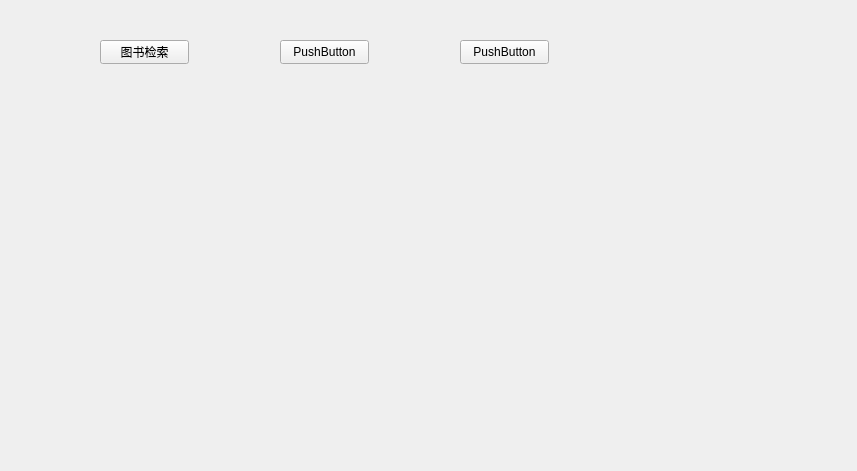
Old version of the form widget.ui in the repository lizehongss/qt_library-.
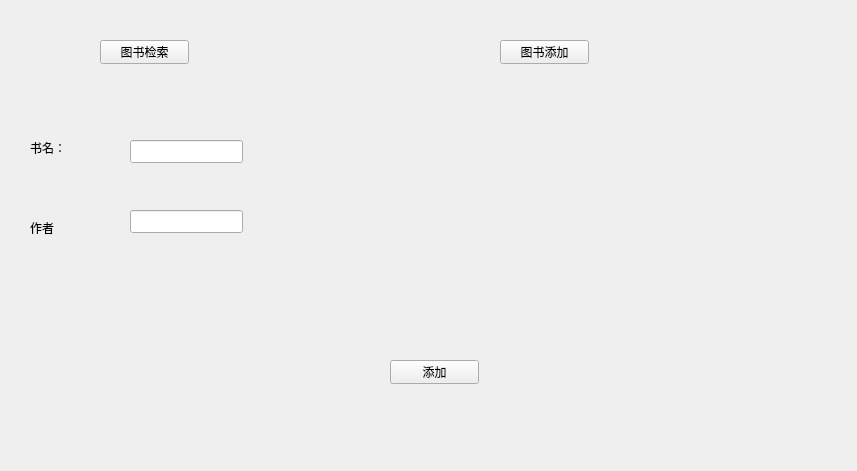
New version of the form. The open tabs and pages were chosen to show the change.

Diff of the .ui file:
```diff
--- a/widget.ui
+++ b/widget.ui
@@ -29,27 +29,14 @@
   <widget class="QPushButton" name="pushButton_2">
    <property name="geometry">
     <rect>
-     <x>280</x>
+     <x>500</x>
      <y>40</y>
      <width>89</width>
      <height>24</height>
     </rect>
    </property>
    <property name="text">
-    <string>PushButton</string>
-   </property>
-  </widget>
-  <widget class="QPushButton" name="pushButton_3">
-   <property name="geometry">
-    <rect>
-     <x>460</x>
-     <y>40</y>
-     <width>89</width>
-     <height>24</height>
-    </rect>
-   </property>
-   <property name="text">
-    <string>PushButton</string>
+    <string>图书添加</string>
    </property>
   </widget>
   <widget class="QStackedWidget" name="stackedWidget">
@@ -86,7 +73,67 @@
      </property>
     </widget>
    </widget>
-   <widget class="QWidget" name="page_2"/>
+   <widget class="QWidget" name="page_2">
+    <widget class="QPushButton" name="pushButton_3">
+     <property name="geometry">
+      <rect>
+       <x>370</x>
+       <y>250</y>
+       <width>89</width>
+       <height>24</height>
+      </rect>
+     </property>
+     <property name="text">
+      <string>添加</string>
+     </property>
+    </widget>
+    <widget class="QLineEdit" name="lineEdit">
+     <property name="geometry">
+      <rect>
+       <x>110</x>
+       <y>30</y>
+       <width>113</width>
+       <height>23</height>
+      </rect>
+     </property>
+    </widget>
+    <widget class="QLineEdit" name="lineEdit_2">
+     <property name="geometry">
+      <rect>
+       <x>110</x>
+       <y>100</y>
+       <width>113</width>
+       <height>23</height>
+      </rect>
+     </property>
+    </widget>
+    <widget class="QLabel" name="label">
+     <property name="geometry">
+      <rect>
+       <x>10</x>
+       <y>30</y>
+       <width>72</width>
+       <height>15</height>
+      </rect>
+     </property>
+     <property name="text">
+      <string>书名：</string>
+     </property>
+    </widget>
+    <widget class="QLabel" name="label_2">
+     <property name="geometry">
+      <rect>
+       <x>10</x>
+       <y>110</y>
+       <width>72</width>
+       <height>15</height>
+      </rect>
+     </property>
+     <property name="text">
+      <string>作者</string>
+     </property>
+    </widget>
+   </widget>
   </widget>
  </widget>
  <layoutdefault spacing="6" margin="11"/>
```
Left out of the diff: 23 changed lines with no effect on the pictures.
